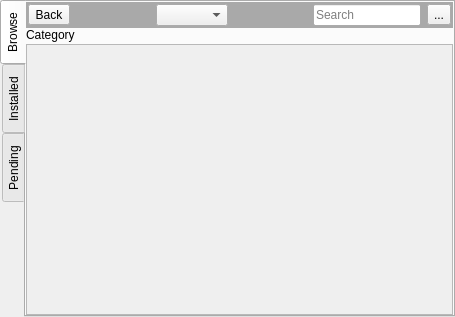
trueos/sysadm-ui-qt, file src-qt5/gui_client/pages/page_pkg.ui: the form before one commit.
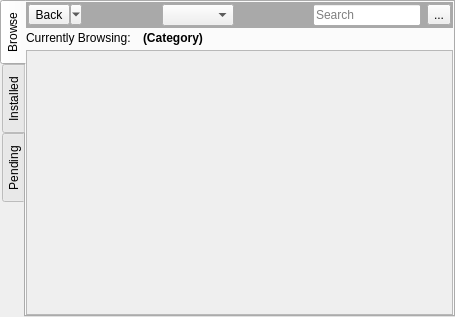
The form after the commit. The open tabs and pages were chosen to show the change. Icons and pictures are not drawn.

Commit message: Get a lot more of the new AppCafe functional. Now the category browser works, as well as full search capabilities and back/history options.

The edit to the form file:
```diff
--- a/src-qt5/gui_client/pages/page_pkg.ui
+++ b/src-qt5/gui_client/pages/page_pkg.ui
@@ -91,6 +91,9 @@
              <iconset resource="../../icons/icons.qrc">
               <normaloff>:/icons/black/arrow-left.svg</normaloff>:/icons/black/arrow-left.svg</iconset>
             </property>
+            <property name="popupMode">
+             <enum>QToolButton::MenuButtonPopup</enum>
+            </property>
             <property name="toolButtonStyle">
              <enum>Qt::ToolButtonTextBesideIcon</enum>
             </property>
@@ -110,7 +113,11 @@
            </spacer>
           </item>
           <item>
-           <widget class="QComboBox" name="combo_repo"/>
+           <widget class="QComboBox" name="combo_repo">
+            <property name="sizeAdjustPolicy">
+             <enum>QComboBox::AdjustToContents</enum>
+            </property>
+           </widget>
           </item>
           <item>
            <spacer name="horizontalSpacer_3">
@@ -248,11 +255,44 @@
             <number>0</number>
            </property>
            <item>
-            <widget class="QLabel" name="label_cat">
-             <property name="text">
-              <string notr="true">Category</string>
-             </property>
-            </widget>
+            <layout class="QHBoxLayout" name="horizontalLayout_8">
+             <item>
+              <widget class="QLabel" name="label_4">
+               <property name="text">
+                <string>Currently Browsing:</string>
+               </property>
+              </widget>
+             </item>
+             <item>
+              <widget class="QLabel" name="label_cat">
+               <property name="font">
+                <font>
+                 <weight>75</weight>
+                 <bold>true</bold>
+                </font>
+               </property>
+               <property name="text">
+                <string notr="true">(Category)</string>
+               </property>
+               <property name="indent">
+                <number>10</number>
+               </property>
+              </widget>
+             </item>
+             <item>
+              <spacer name="horizontalSpacer_7">
+               <property name="orientation">
+                <enum>Qt::Horizontal</enum>
+               </property>
+               <property name="sizeHint" stdset="0">
+                <size>
+                 <width>40</width>
+                 <height>20</height>
+                </size>
+               </property>
+              </spacer>
+             </item>
+            </layout>
            </item>
            <item>
             <widget class="QScrollArea" name="scroll_cat">
@@ -265,7 +305,7 @@
                 <x>0</x>
                 <y>0</y>
                 <width>421</width>
-                <height>261</height>
+                <height>257</height>
                </rect>
               </property>
              </widget>
```
Left out of the diff: 32 changed lines with no effect on the pictures. The commit also changes 6 other files.
